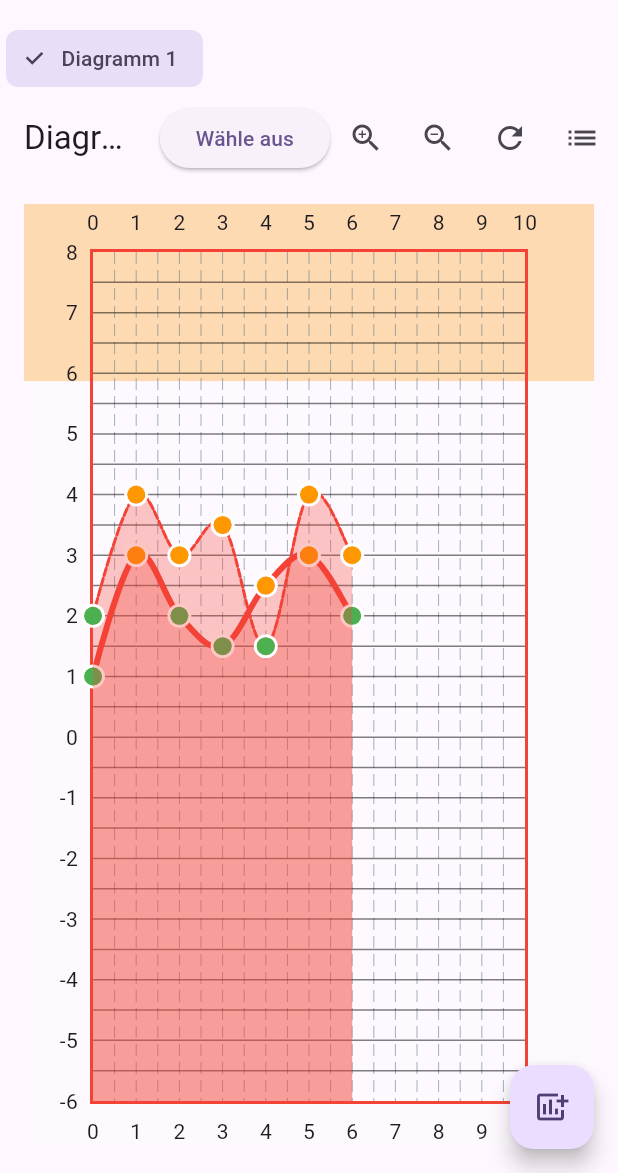
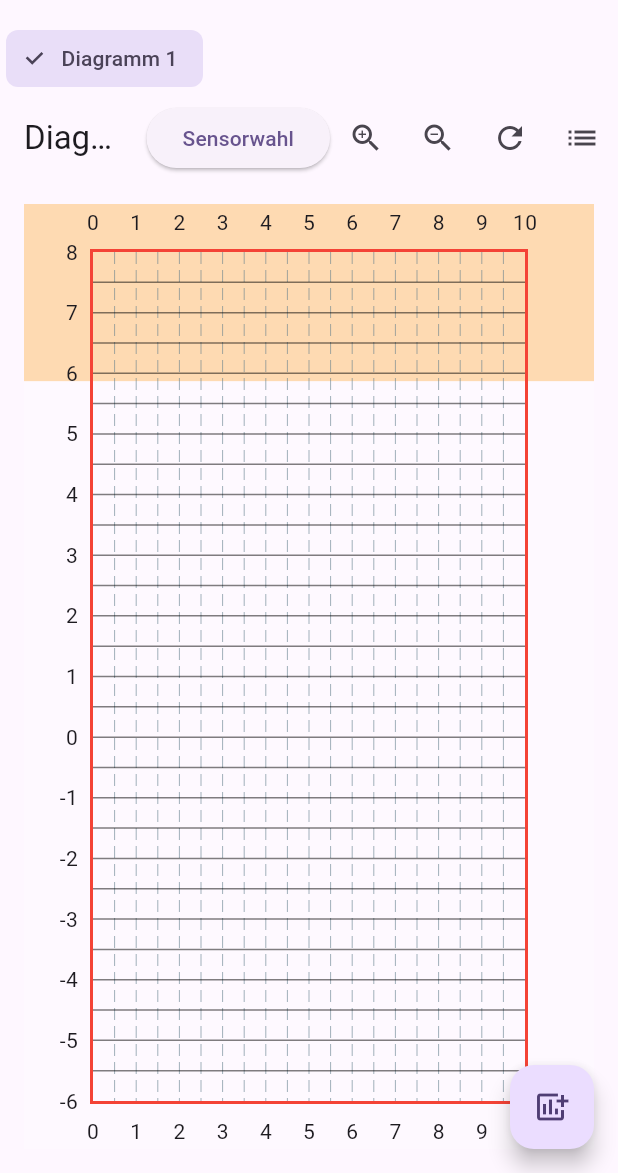
Before and after one commit to jshProgrammer/sensorvisualization, a Flutter app: the screen it shows after launch, on a phone screen of 412 x 824 dp, the part 63-1236 px from its top. Run offline on Flutter 3.47's test engine with Material 3 defaults, Android fonts, the phone set to English and light mode, and no system bars; drawn by our look-alikes of fl_chart.

Commit message:
(with Joshua) add relation between dropdown and linechart

```diff
--- a/lib/presentation/widgets/ChartPage.dart
+++ b/lib/presentation/widgets/ChartPage.dart
@@ -124,7 +124,7 @@ class _ChartPageState extends State<ChartPage> {
   List<Widget> buildAppBarActions() {
     return [
       ElevatedButton(
-        child: Text("Wähle aus"),
+        child: Text("Sensorwahl"),
         onPressed: () {
           _showMultiSelect(context);
         },
@@ -265,7 +265,9 @@ class _ChartPageState extends State<ChartPage> {
                         ),
                       ),
                       lineBarsData: [
-                        if (lineToDisplay[0])
+                        //TODO: extract into logical method
+                        for (int i in selectedValues)
+                          if (i == 2)
                             LineChartBarData(
                               spots: widget.chartConfig.dataPoints[0],
                               isCurved: true,
@@ -287,7 +289,8 @@ class _ChartPageState extends State<ChartPage> {
                                         hasNote
                                             ? ColorSettings.pointWithNoteColor
                                             : (spot.y >= 2.5
-                                              ? ColorSettings.pointCriticalColor
+                                                ? ColorSettings
+                                                    .pointCriticalColor
                                                 : ColorSettings
                                                     .pointWithNoteColor),
                                     strokeWidth: 2,
@@ -295,9 +298,8 @@ class _ChartPageState extends State<ChartPage> {
                                   );
                                 },
                               ),
-                          ),
-
-                        if (lineToDisplay[1])
+                            )
+                          else if (i == 3)
                             LineChartBarData(
                               spots: widget.chartConfig.dataPoints[1],
                               isCurved: true,
@@ -320,7 +322,8 @@ class _ChartPageState extends State<ChartPage> {
                                         hasNote
                                             ? ColorSettings.pointWithNoteColor
                                             : (spot.y >= 2.5
-                                              ? ColorSettings.pointCriticalColor
+                                                ? ColorSettings
+                                                    .pointCriticalColor
                                                 : ColorSettings
                                                     .pointWithNoteColor),
                                     strokeWidth: 2,
```
Also changed, not shown: lib/data/services/SampleData.dart (+5 -5 lines). Lines whose indentation alone changed are shown as unchanged.
